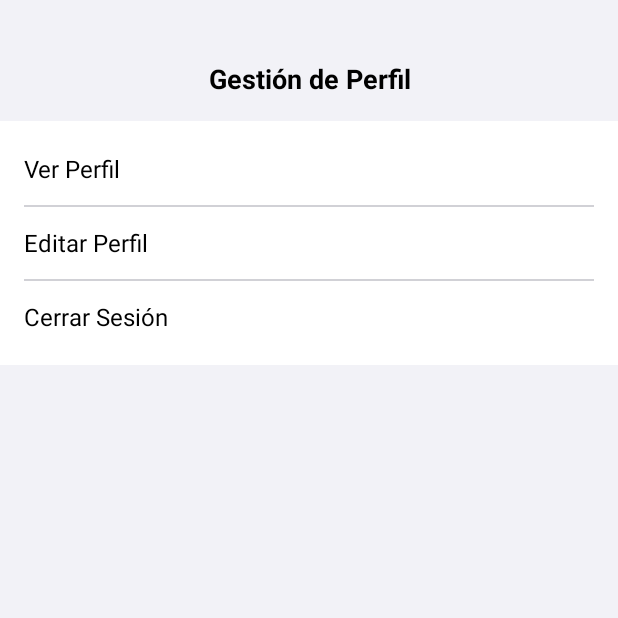
After one commit to Bryanhurtado0006/ICFESUP, an Android app: the GestiondePerfil screen opened directly, with no data from a screen before it, on a phone screen of 412 x 824 dp, the top half of it. The commit adds this screen. Run offline under Robolectric (Android 15) with nearby library versions, the phone set to English and light mode, and no system bars.

Commit message:
gestiondeperfil

```diff
--- /dev/null
+++ b/app/src/main/java/com/example/icfes_up/configuracion/GestiondePerfil.java
@@ -0,0 +1,22 @@
+package com.example.icfes_up.configuracion;
+
+import android.os.Bundle;
+
+import androidx.activity.EdgeToEdge;
+import androidx.appcompat.app.AppCompatActivity;
+import androidx.core.graphics.Insets;
+import androidx.core.view.ViewCompat;
+import androidx.core.view.WindowInsetsCompat;
+
+import com.example.icfes_up.R;
+
+public class GestiondePerfil extends AppCompatActivity {
+
+    @Override
+    protected void onCreate(Bundle savedInstanceState) {
+        super.onCreate(savedInstanceState);
+        EdgeToEdge.enable(this);
+        setContentView(R.layout.activity_gestionde_perfil);
+
+    }
+}
--- /dev/null
+++ b/app/src/main/res/layout/activity_gestionde_perfil.xml
@@ -0,0 +1,66 @@
+<?xml version="1.0" encoding="utf-8"?>
+<LinearLayout xmlns:android="http://schemas.android.com/apk/res/android"
+    android:layout_width="match_parent"
+    android:layout_height="match_parent"
+    android:orientation="vertical"
+    android:background="#F2F2F7"
+    android:paddingTop="24dp">
+
+    <TextView
+        android:id="@+id/tvTitulo"
+        android:layout_width="match_parent"
+        android:layout_height="wrap_content"
+        android:text="Gestión de Perfil"
+        android:textSize="18sp"
+        android:textColor="#000000"
+        android:gravity="center"
+        android:padding="16dp"
+        android:textStyle="bold" />
+
+
+    <LinearLayout
+        android:layout_width="match_parent"
+        android:layout_height="wrap_content"
+        android:orientation="vertical"
+        android:background="@android:color/white"
+        android:paddingHorizontal="16dp"
+        android:paddingVertical="8dp">
+
+        <TextView
+            android:id="@+id/verPerfil"
+            android:layout_width="match_parent"
+            android:layout_height="48dp"
+            android:gravity="center_vertical"
+            android:text="Ver Perfil"
+            android:textSize="16sp"
+            android:textColor="#000000" />
+
+        <View
+            android:layout_width="match_parent"
+            android:layout_height="1dp"
+            android:background="#D1D1D6" />
+
+        <TextView
+            android:id="@+id/editarPerfil"
+            android:layout_width="match_parent"
+            android:layout_height="48dp"
+            android:gravity="center_vertical"
+            android:text="Editar Perfil"
+            android:textSize="16sp"
+            android:textColor="#000000" />
+
+        <View
+            android:layout_width="match_parent"
+            android:layout_height="1dp"
+            android:background="#D1D1D6" />
+
+        <TextView
+            android:id="@+id/cerrarSesion"
+            android:layout_width="match_parent"
+            android:layout_height="48dp"
+            android:gravity="center_vertical"
+            android:text="Cerrar Sesión"
+            android:textSize="16sp"
+            android:textColor="#000000" />
+    </LinearLayout>
+</LinearLayout>
--- a/app/src/main/res/layout/activity_lenny_perfil.xml
+++ b/app/src/main/res/layout/activity_lenny_perfil.xml
@@ -61,7 +61,7 @@
                 android:src="@drawable/user" />
             <TextView
                 android:id="@+id/Perfill"
-                android:text="Editar perfil"
+                android:text="Gestion de Perfil"
                 android:layout_width="wrap_content"
                 android:layout_height="wrap_content"
                 android:layout_marginStart="8dp"
--- a/app/src/main/res/values/strings.xml
+++ b/app/src/main/res/values/strings.xml
@@ -14,5 +14,7 @@
 
     //mundos
     <string name="mundoss">🧠 Explora mundos llenos de magia y aprendizaje:\n\n🔢 Campo de Batalla Matematico\n📚 Biblioteca Encantada\n🧪 Laboratorio Galactico\n🇬🇧 English Arena\n🌌 Republica de las Decisiones\n\n¡Elige tu mundo favorito y comienza a aprender jugando!</string>
+    <!-- TODO: Remove or change this placeholder text -->
+    <string name="hello_blank_fragment">Hello blank fragment</string>
 
 </resources>
```
Also changed, not shown: app/src/main/AndroidManifest.xml (+26 -28 lines), app/src/main/java/com/example/icfes_up/ui/configuracionn/GalleryFragment.java (deleted, +0 -37 lines), app/src/main/java/com/example/icfes_up/ui/configuracionn/GalleryViewModel.java (deleted, +0 -19 lines), app/src/main/java/com/example/icfes_up/ui/configuracionn/Lenny_Editarperfil.java (deleted, +0 -20 lines), app/src/main/res/layout/activity_gestion_de_perfil.xml (added, +10 -0 lines), app/src/main/res/layout/fragment_confing_general.xml (added, +14 -0 lines).
